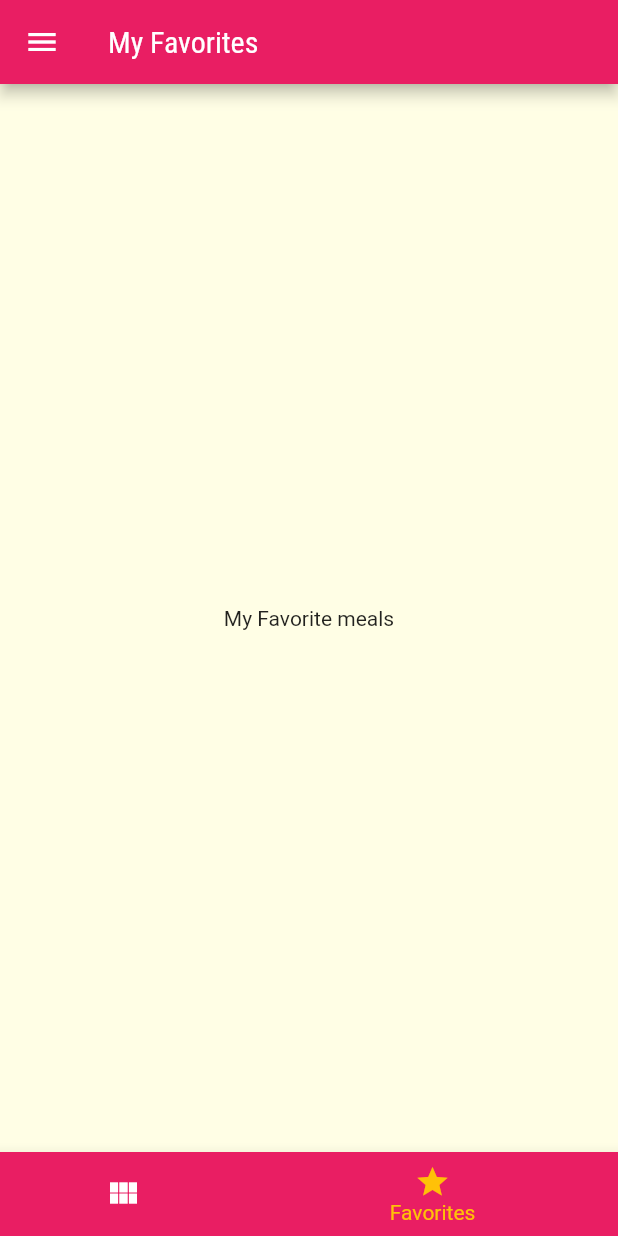
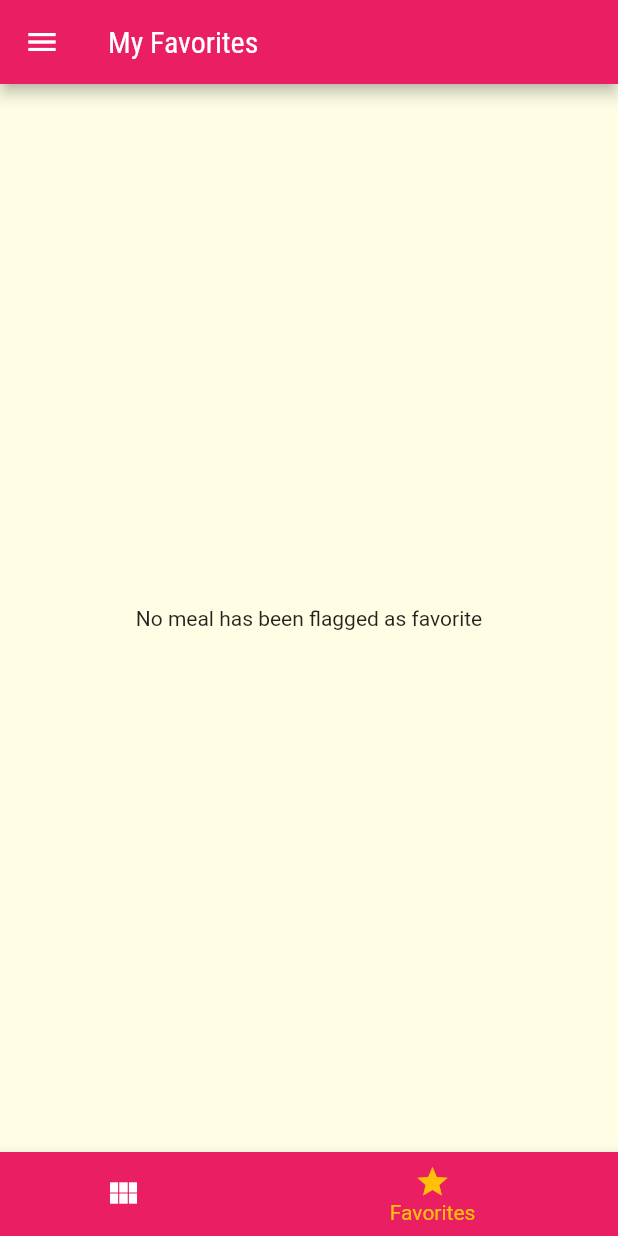
Before and after one commit to nickksoares/navigation, a Flutter app: the screen it shows after launch, item 2 of the bottom bar chosen, on a phone screen of 412 x 824 dp. Run offline on Flutter 3.47's test engine with Material 2 defaults, Android fonts, the phone set to English and light mode, and no system bars.

Commit message:
Added and configured the favorites screen

```diff
--- a/lib/components/meal_item.dart
+++ b/lib/components/meal_item.dart
@@ -13,8 +13,10 @@ class MealItem extends StatelessWidget {
     )
         .then((result) {
       if (result == null) {
+        //placeholder FavoriteScreen
         print('No result');
       } else {
+        //placeholder FavoriteScreen
         print(result);
       }
     });
--- a/lib/main.dart
+++ b/lib/main.dart
@@ -22,6 +22,8 @@ class MyApp extends StatefulWidget {
 class _MyAppState extends State<MyApp> {
   Settings settings = Settings();
   List<Meal> _avaliableMeals = dummyMeals;
+  //The list is implemented via _screens method in late
+  // ignore: prefer_final_fields
   List<Meal> _favoriteMeals = [];
 
   void _filterMeals(Settings settings) {
@@ -38,6 +40,18 @@ class _MyAppState extends State<MyApp> {
             !filterGluten;
       }).toList();
     });
+  }
+
+  void _toggleFavorite(Meal meal) {
+    setState(() {
+      _favoriteMeals.contains(meal)
+          ? _favoriteMeals.remove(meal)
+          : _favoriteMeals.add(meal);
+    });
+  }
+
+  bool _isFavorite(Meal meal) {
+    return _favoriteMeals.contains(meal);
   }
 
   @override
@@ -59,10 +73,11 @@ class _MyAppState extends State<MyApp> {
             ),
       ),
       routes: {
-        AppRoutes.home: (ctx) => const TabsScreen(),
+        AppRoutes.home: (ctx) => TabsScreen(_favoriteMeals),
         AppRoutes.categoriesMeal: (ctx) =>
             CategoriesMealsScreen(_avaliableMeals),
-        AppRoutes.mealDetail: (ctx) => const MealDetailScreen(),
+        AppRoutes.mealDetail: (ctx) =>
+            MealDetailScreen(_toggleFavorite, _isFavorite),
         AppRoutes.settings: (ctx) => SettingsScreen(settings, _filterMeals),
       },
     );
--- a/lib/screens/categories_meals_screen.dart
+++ b/lib/screens/categories_meals_screen.dart
@@ -1,6 +1,5 @@
 import 'package:flutter/material.dart';
 import '../models/category.dart';
-import 'package:navigation/data/dummy_data.dart';
 import 'package:navigation/components/meal_item.dart';
 import 'package:navigation/models/meal.dart';
 
--- a/lib/screens/favorites_screen.dart
+++ b/lib/screens/favorites_screen.dart
@@ -1,12 +1,21 @@
 import 'package:flutter/material.dart';
+import 'package:navigation/models/meal.dart';
+import 'package:navigation/components/meal_item.dart';
 
 class FavoriteScreen extends StatelessWidget {
-  const FavoriteScreen({super.key});
+  final List<Meal> favoriteMeals;
+  const FavoriteScreen(this.favoriteMeals, {super.key});
 
   @override
   Widget build(BuildContext context) {
-    return const Center(
-      child: Text('My Favorite meals'),
-    );
+    return favoriteMeals.isEmpty
+        ? const Center(
+            child: Text('No meal has been flagged as favorite'),
+          )
+        : ListView.builder(
+            itemCount: favoriteMeals.length,
+            itemBuilder: (ct, index) {
+              return MealItem(favoriteMeals[index]);
+            });
   }
 }
--- a/lib/screens/meal_detail_screen.dart
+++ b/lib/screens/meal_detail_screen.dart
@@ -2,6 +2,8 @@ import 'package:flutter/material.dart';
 import 'package:navigation/models/meal.dart';
 
 class MealDetailScreen extends StatelessWidget {
+  final Function(Meal) onToggleFavorite;
+  final bool Function(Meal) isFavorite;
   Widget _createSectionTitle(BuildContext context, String title) {
     return Container(
       margin: const EdgeInsets.symmetric(vertical: 10),
@@ -28,7 +30,7 @@ class MealDetailScreen extends StatelessWidget {
     );
   }
 
-  const MealDetailScreen({super.key});
+  const MealDetailScreen(this.onToggleFavorite, this.isFavorite, {super.key});
 
   @override
   Widget build(BuildContext context) {
@@ -87,9 +89,9 @@ class MealDetailScreen extends StatelessWidget {
         ),
       ),
       floatingActionButton: FloatingActionButton(
-        child: const Icon(Icons.star),
+        child: Icon(isFavorite(meal) ? Icons.star : Icons.star_border),
         onPressed: () {
-          Navigator.of(context).pop(meal.title);
+          onToggleFavorite(meal);
         },
       ),
     );
--- a/lib/screens/settings_screen.dart
+++ b/lib/screens/settings_screen.dart
@@ -1,6 +1,5 @@
 import 'package:flutter/material.dart';
 import 'package:navigation/components/main_drawer.dart';
-import 'package:navigation/models/settings.dart';
 import 'package:navigation/models/settings.dart';
 
 class SettingsScreen extends StatefulWidget {
@@ -13,6 +12,7 @@ class SettingsScreen extends StatefulWidget {
 }
 
 class _SettingsScreenState extends State<SettingsScreen> {
+  // ignore: prefer_typing_uninitialized_variables
   var settings;
 
   @override
--- a/lib/screens/tabs_screen.dart
+++ b/lib/screens/tabs_screen.dart
@@ -2,9 +2,11 @@ import 'package:flutter/material.dart';
 import 'categories_screens.dart';
 import 'favorites_screen.dart';
 import 'package:navigation/components/main_drawer.dart';
+import 'package:navigation/models/meal.dart';
 
 class TabsScreen extends StatefulWidget {
-  const TabsScreen({super.key});
+  final List<Meal> favoriteMeals;
+  const TabsScreen(this.favoriteMeals, {super.key});
 
   @override
   State<TabsScreen> createState() => _TabsScreenState();
@@ -12,10 +14,23 @@ class TabsScreen extends StatefulWidget {
 
 class _TabsScreenState extends State<TabsScreen> {
   int _selectedScreenIndex = 0;
-  final List<Map<String, Object>> _screens = [
-    {'title': 'Categories List', 'screen': const CategoriesScreen()},
-    {'title': 'My Favorites', 'screen': const FavoriteScreen()},
-  ];
+  @override
+  void initState() {
+    super.initState();
+    _screens = [
+      {
+        'title': 'Categories List',
+        'screen': const CategoriesScreen(),
+      },
+      {
+        'title': 'My Favorites',
+        'screen': FavoriteScreen(widget.favoriteMeals),
+      },
+    ];
+  }
+
+  late List<Map<String, Object>> _screens;
+
   _selectScreen(int index) {
     setState(() {
       _selectedScreenIndex = index;
@@ -29,7 +44,7 @@ class _TabsScreenState extends State<TabsScreen> {
         title: Text(_screens[_selectedScreenIndex]['title'] as String),
         backgroundColor: Theme.of(context).primaryColor,
       ),
-      drawer: MainDrawer(),
+      drawer: const MainDrawer(),
       body: _screens[_selectedScreenIndex]['screen'] as Widget,
       bottomNavigationBar: BottomNavigationBar(
         onTap: _selectScreen,
```
